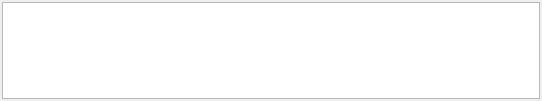
Before: the Qt Designer form Vacuum/trunk/src/plugins/Messenger/editwidget.ui in vacuum-im/vacuum-im, drawn with Qt 5.
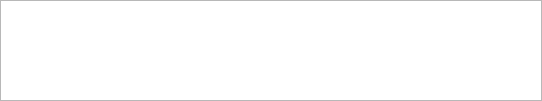
After: the same form once the commit is applied. Custom widgets are drawn as their Qt base class.

What changed in the file:
```diff
--- a/Vacuum/trunk/src/plugins/Messenger/editwidget.ui
+++ b/Vacuum/trunk/src/plugins/Messenger/editwidget.ui
@@ -17,16 +17,16 @@
     <number>0</number>
    </property>
    <property name="leftMargin" >
-    <number>2</number>
+    <number>0</number>
    </property>
    <property name="topMargin" >
-    <number>2</number>
+    <number>0</number>
    </property>
    <property name="rightMargin" >
-    <number>2</number>
+    <number>0</number>
    </property>
    <property name="bottomMargin" >
-    <number>2</number>
+    <number>0</number>
    </property>
    <item>
     <widget class="TextEditor" name="tedEditor" />
```
